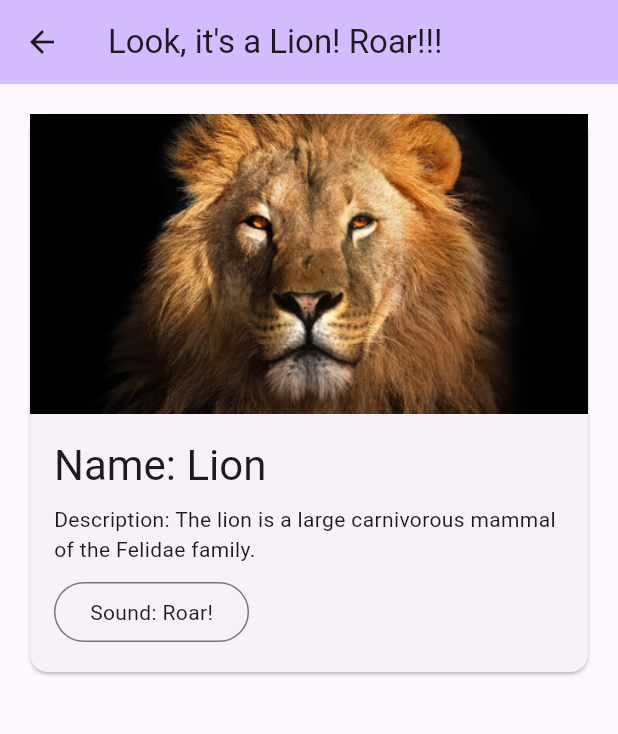
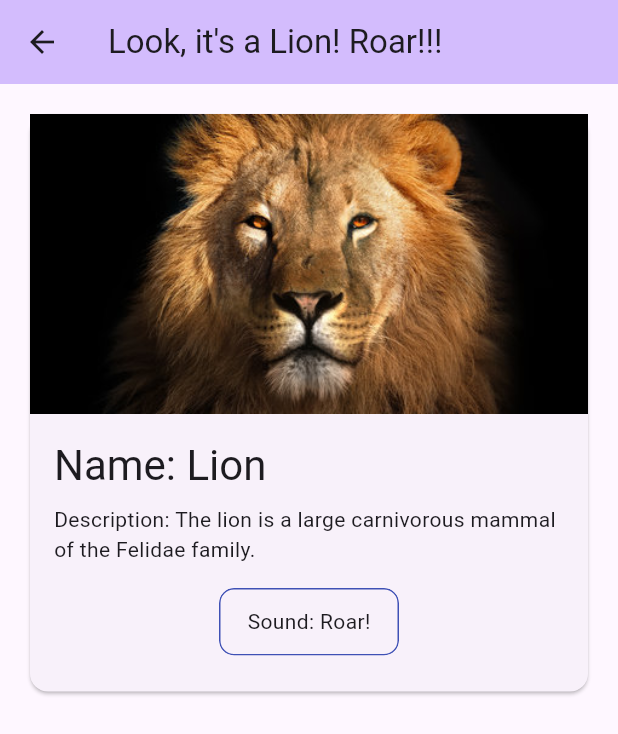
Before and after one commit to Ridje/flutter_hw_2_zoo, a Flutter app: the screen it shows after launch, after a tap on "Lion", on a phone screen of 412 x 824 dp. Shown: the top 734 px of the screen. Run offline on Flutter 3.47's test engine with Material 3 defaults, Android fonts, the phone set to English and light mode, and no system bars; our stand-ins replace audioplayers.

Commit message:
Added progress button for sounds.

```diff
--- a/lib/detail.dart
+++ b/lib/detail.dart
@@ -1,6 +1,6 @@
-import 'package:audioplayers/audioplayers.dart';
 import 'package:flutter/material.dart';
 import 'package:flutter_hw_2_zoo/mocked_data.dart';
+import 'package:flutter_hw_2_zoo/progress_button.dart';
 
 class DetailsPage extends StatefulWidget {
   final Animal animal;
@@ -14,13 +14,6 @@ class DetailsPage extends StatefulWidget {
 }
 
 class _DetailsPageState extends State<DetailsPage> {
-  final AudioPlayer player = AudioPlayer();
-
-  @override
-  void dispose() {
-    player.dispose();
-    super.dispose();
-  }
 
   @override
   Widget build(BuildContext context) {
@@ -32,8 +25,8 @@ class _DetailsPageState extends State<DetailsPage> {
         ),
         body: Padding(
             padding: const EdgeInsets.all(16.0),
-            child: Hero(
-                tag: 'TEST${widget.animal.id}',
+            // child: Hero(
+            //     tag: 'TEST${widget.animal.id}',
                 child: Card(
                   child: Column(
                       mainAxisAlignment: MainAxisAlignment.start,
@@ -63,21 +56,16 @@ class _DetailsPageState extends State<DetailsPage> {
                                   style: Theme.of(context).textTheme.bodyMedium,
                                 ),
                                 const SizedBox(height: 8),
-                                OutlinedButton(
-                                    onPressed: () {
-                                      playSound(widget.animal.soundPath);
-                                    },
-                                    child: Text('Sound: ${widget.animal.sound}',
-                                        style: Theme.of(context)
-                                            .textTheme
-                                            .bodyMedium)),
+                                ProgressButton(
+                                  onPressed: () => {},
+                                  buttonText: widget.animal.sound,
+                                  soundPath: widget.animal.soundPath
+                                ),
                               ],
                             )),
                       ]),
-                ))));
-  }
-
-  Future<void> playSound(String localPath) async {
-    await player.play(AssetSource(localPath));
+                ))
+                // )
+                );
   }
 }
--- /dev/null
+++ b/lib/progress_button.dart
@@ -0,0 +1,131 @@
+import 'dart:async';
+
+import 'package:audioplayers/audioplayers.dart';
+import 'package:flutter/material.dart';
+
+class ProgressButton extends StatefulWidget {
+  final AudioPlayer player = AudioPlayer();
+  final void Function() onPressed;
+  final String buttonText;
+  final String soundPath;
+
+  ProgressButton(
+      {super.key,
+      required this.onPressed,
+      required this.buttonText,
+      required this.soundPath});
+
+  void _handleTap() {
+    playSound(soundPath);
+    onPressed();
+  }
+
+  @override
+  _ProgressButtonState createState() => _ProgressButtonState();
+
+  Future<void> playSound(String localPath) async {
+    await player.play(AssetSource(localPath));
+  }
+}
+
+class _ProgressButtonState extends State<ProgressButton> {
+  bool play = false;
+  Duration currentPosition = const Duration(milliseconds: 0);
+  Duration duration = const Duration(milliseconds: 0);
+  final List<StreamSubscription> _listeners = [];
+
+  void listenState() async {
+    _listeners.add(widget.player.onPlayerStateChanged.listen((playState) {
+      setState(() {
+        switch (playState) {
+          case PlayerState.playing:
+            play = true;
+          case PlayerState.completed:
+            currentPosition = duration;
+          default:
+            play = false;
+        }
+      });
+    }));
+
+    _listeners.add(widget.player.onPositionChanged.listen((position) {
+      setState(() {
+        currentPosition = position;
+      });
+    }));
+
+    _listeners.add(widget.player.onDurationChanged.listen((newDuration) {
+      setState(() {
+        duration = newDuration;
+      });
+    }));
+  }
+
+  @override
+  void dispose() {
+    disposeMediaListener();
+    widget.player.dispose();
+    super.dispose();
+  }
+
+  Future<void> disposeMediaListener() async {
+    List<Future> cancels = [];
+    for (final listener in _listeners) {
+      cancels.add(listener.cancel());
+    }
+    await Future.wait(cancels);
+  }
+
+  @override
+  void initState() {
+    super.initState();
+    listenState();
+  }
+
+  @override
+  Widget build(BuildContext context) {
+    return Center(
+      child: TextButton(
+        onPressed: widget._handleTap,
+        child: ClipRRect(
+            borderRadius: BorderRadius.circular(10),
+            child: Container(
+                height: 45,
+                width: 120,
+                decoration: BoxDecoration(
+                    borderRadius: BorderRadius.circular(10),
+                    border: Border.all(
+                      color: Colors.indigo,
+                      width: 1,
+                    )),
+                child: Stack(
+                  children: <Widget>[
+                    if (play)
+                      AnimatedSize(
+                          duration: const Duration(milliseconds: 200),
+                          child: FractionallySizedBox(
+                              widthFactor:
+                                  calculateProgress(currentPosition, duration),
+                              child: Container(
+                                color: Colors.indigo,
+                              ))),
+                    Center(
+                        child: Text('Sound: ${widget.buttonText}',
+                            style: Theme.of(context).textTheme.bodyMedium)),
+                  ],
+                ))),
+      ),
+    );
+  }
+
+  double calculateProgress(Duration alreadyPlayed, Duration fullLength) {
+    if (fullLength.inMilliseconds == 0) {
+      return 0.0;
+    }
+
+    double percentage =
+        (alreadyPlayed.inMilliseconds / fullLength.inMilliseconds);
+    var result = percentage.clamp(0.0, 1.0);
+    return result;
+  }
+}
```
